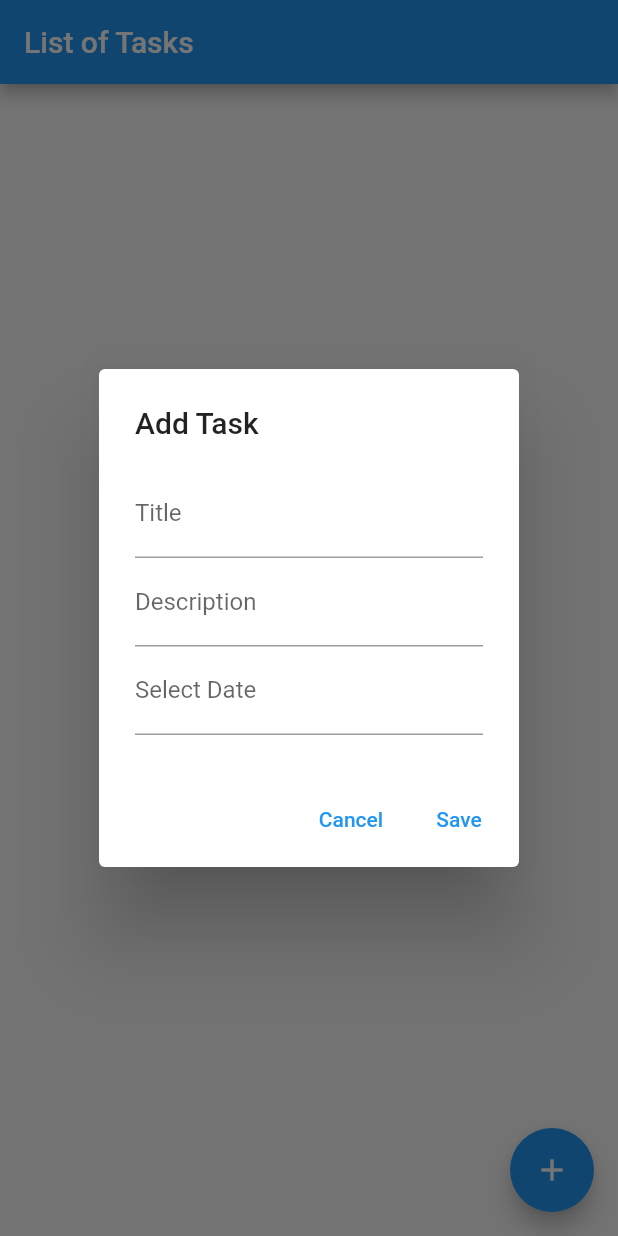
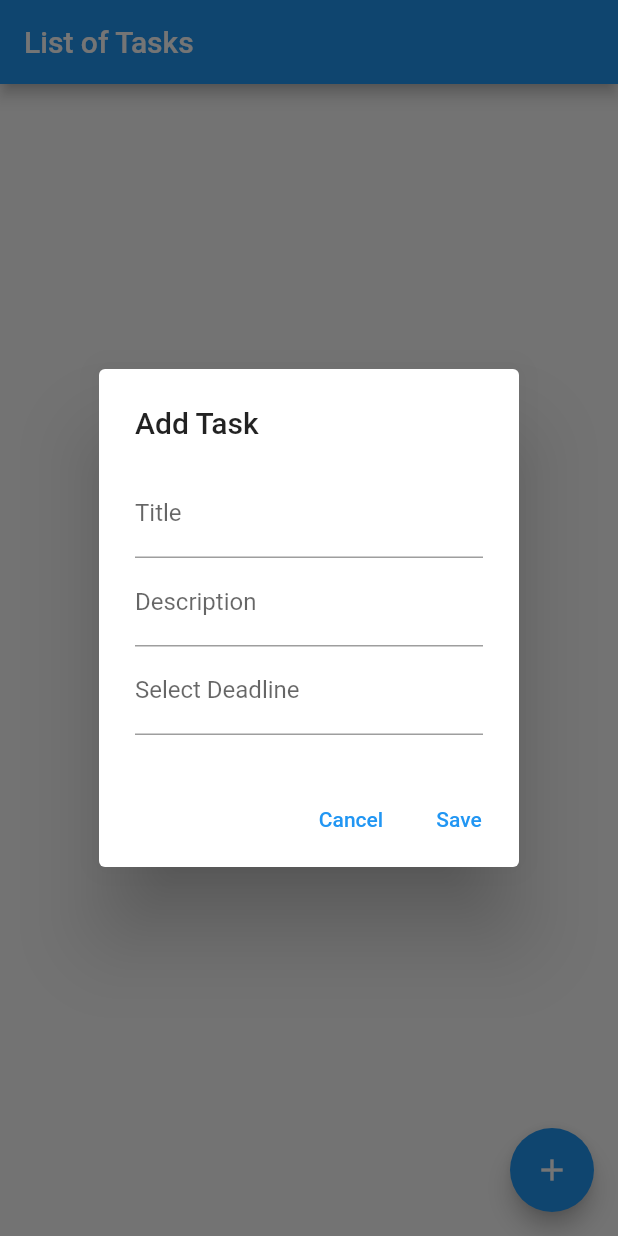
Before and after one commit to kazishamim71/task_management, a Flutter app: the screen it shows after launch, after a tap on the "add" icon, on a phone screen of 412 x 824 dp. Run offline on Flutter 3.47's test engine with Material 2 defaults, Android fonts, the phone set to English and light mode, and no system bars.

Commit message:
update date field

```diff
--- a/lib/main.dart
+++ b/lib/main.dart
@@ -82,7 +82,8 @@ class _TaskListScreenState extends State<TaskListScreen> {
               TextField(
                 controller: dateField,
                 decoration: InputDecoration(
-                  labelText: 'Select Date',
+                  labelText: 'Select Deadline',
+                  hintText: 'Pick Date',
                 ),
                 onTap: () async {
                   final DateTime? picked = await showDatePicker(
```
